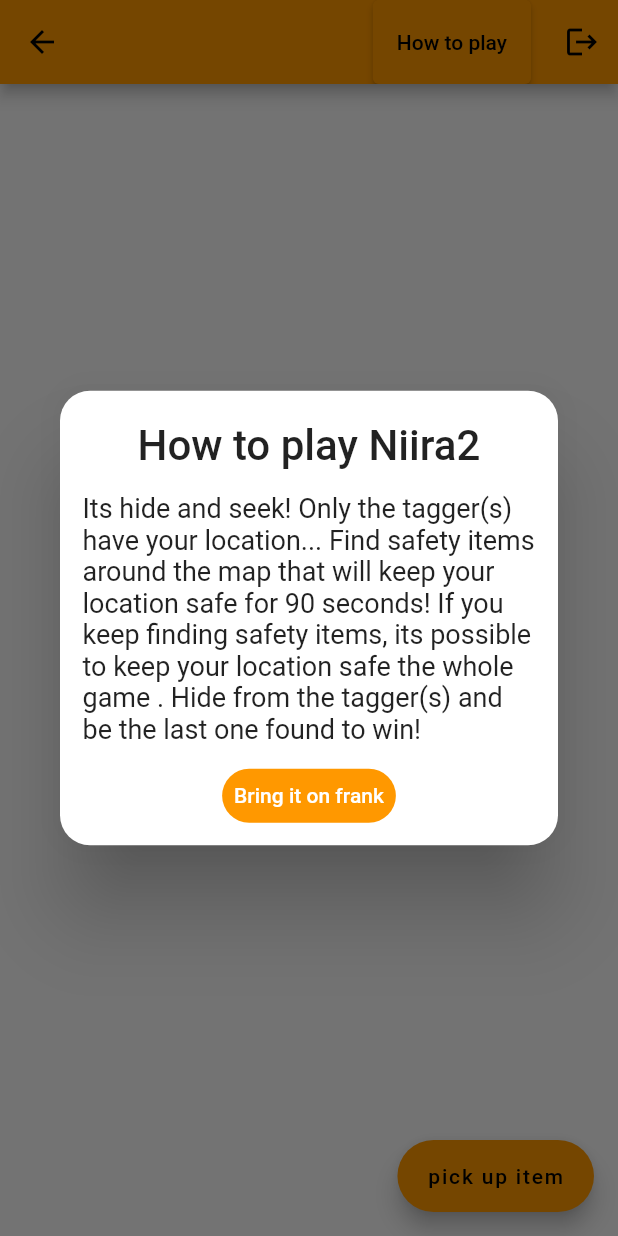
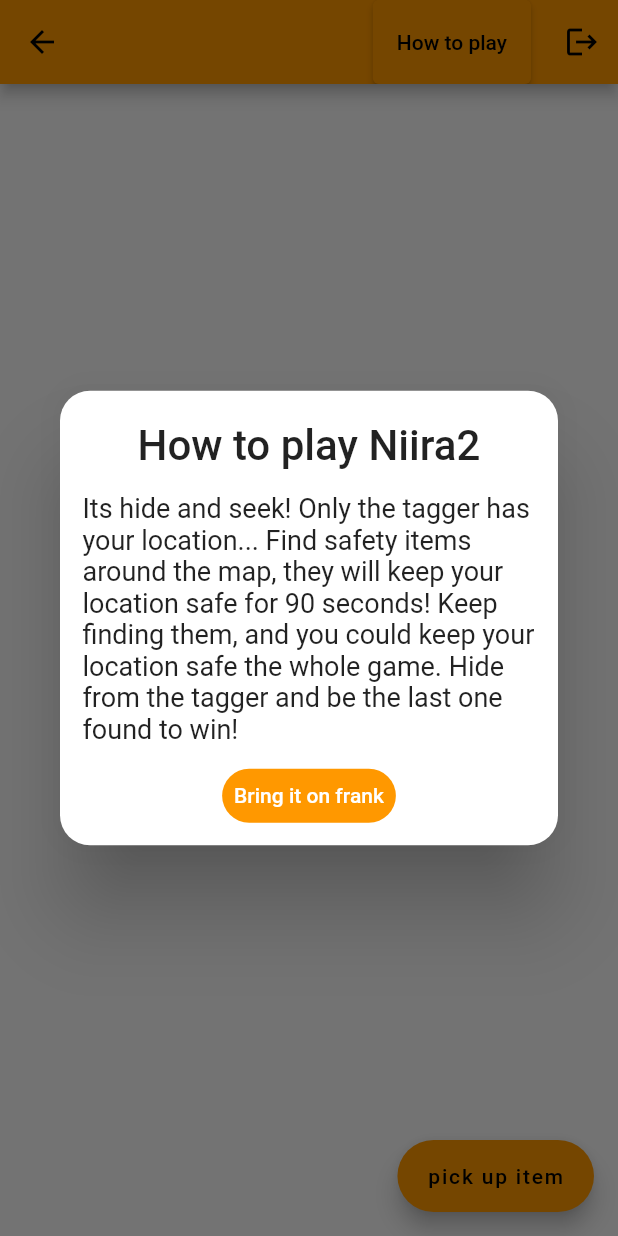
Before and after one commit to tamari-gray/herehere, a Flutter app: the PlayingGameScreen screen opened directly, after a tap on "How to play", on a phone screen of 412 x 824 dp. Run offline on Flutter 3.47's test engine with Material 2 defaults, Android fonts, the phone set to English and light mode, and no system bars; our stand-ins replace cloud_firestore, firebase_core, flutter_riverpod, get, marquee; missing offline and left inert: cloud_firestore_web, enum_to_string, firebase_core_web; accounts and stored records are empty.

Commit message:
rules update + started tags/notifications at top of in game screen

```diff
--- a/lib/screens/game_screens/playing_game_screen.dart
+++ b/lib/screens/game_screens/playing_game_screen.dart
@@ -28,7 +28,7 @@ class PlayingGameScreen extends StatelessWidget {
                     textConfirm: 'Bring it on frank',
                     contentPadding: EdgeInsets.all(15),
                     content: Text(
-                      '''Its hide and seek! Only the tagger(s) have your location... Find safety items around the map that will keep your location safe for 90 seconds! If you keep finding safety items, its possible to keep your location safe the whole game . Hide from the tagger(s) and be the last one found to win! ''',
+                      '''Its hide and seek! Only the tagger has your location... Find safety items around the map, they will keep your location safe for 90 seconds! Keep finding them, and you could keep your location safe the whole game. Hide from the tagger and be the last one found to win! ''',
                       textAlign: TextAlign.left,
                       style: TextStyle(
                         fontSize: 18,
```
